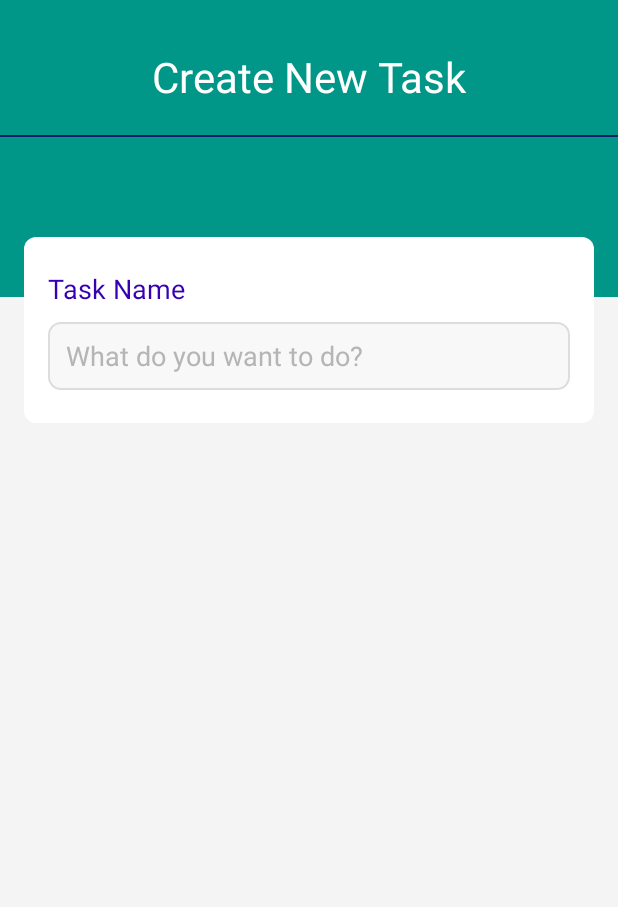
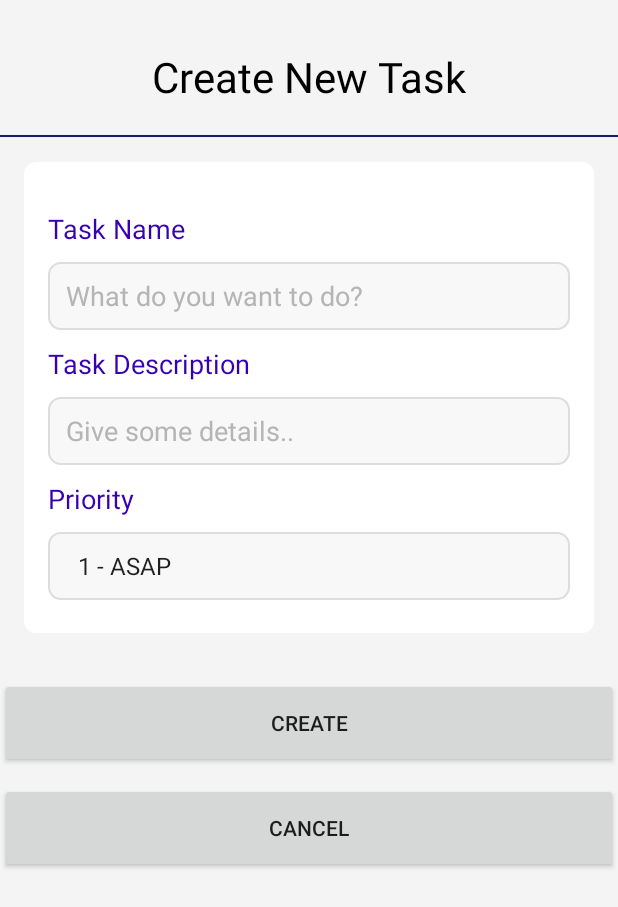
Before and after one commit to AndreyRichman/IVE, an Android app: the NewTaskActivity screen opened directly, with no data from a screen before it, on a phone screen of 412 x 824 dp. Shown: the top 907 px of the screen. Run offline under Robolectric (Android 15) with nearby library versions, the phone set to English and light mode, and no system bars; our stand-ins replace Firebase (no records; nobody signed in at launch, a user with empty details on screens opened directly); Roboto replaces fonts that are not available here.

Commit message:
add support for saving tasks

```diff
--- a/app/src/main/java/com/mta/ive/pages/task/NewTaskActivity.java
+++ b/app/src/main/java/com/mta/ive/pages/task/NewTaskActivity.java
@@ -1,16 +1,74 @@
 package com.mta.ive.pages.task;
 
+import android.content.Intent;
 import android.os.Bundle;
+import android.view.View;
+import android.widget.Button;
+import android.widget.Spinner;
+import android.widget.TextView;
 
+import androidx.annotation.NonNull;
 import androidx.appcompat.app.AppCompatActivity;
 
+import com.google.firebase.database.DataSnapshot;
+import com.google.firebase.database.DatabaseError;
+import com.google.firebase.database.DatabaseReference;
+import com.google.firebase.database.FirebaseDatabase;
+import com.google.firebase.database.ValueEventListener;
+import com.mta.ive.MainActivity;
 import com.mta.ive.R;
 
+import java.util.Random;
+
 public class NewTaskActivity extends AppCompatActivity {
+
+    Button btnCreateNew;
+    Button btnCancel;
+    DatabaseReference databaseReference;
+
+    TextView nameTextField, descriptionTextField;
+    Spinner prioritySelectField;
+    Integer someNumber = new Random().nextInt();
 
     @Override
     protected void onCreate(Bundle savedInstanceState) {
         super.onCreate(savedInstanceState);
         setContentView(R.layout.activity_new_task);
+
+        nameTextField = findViewById(R.id.newTaskNameEditText);
+        descriptionTextField = findViewById(R.id.newTaskDescriptionEditText);
+        prioritySelectField = findViewById(R.id.newTaskPrioritySpinner);
+
+        btnCreateNew = findViewById(R.id.createTaskButton);
+        btnCancel = findViewById(R.id.cancelCreateButton);
+
+        btnCreateNew.setOnClickListener(new View.OnClickListener() {
+            @Override
+            public void onClick(View view) {
+
+
+                databaseReference = FirebaseDatabase.getInstance().getReference()
+                        .child("task").child(someNumber.toString());
+
+                databaseReference.addValueEventListener(new ValueEventListener() {
+                    @Override
+                    public void onDataChange(@NonNull DataSnapshot snapshot) {
+                        snapshot.getRef().child("name").setValue(nameTextField.getText().toString());
+                        snapshot.getRef().child("duration").setValue("1234");
+                        snapshot.getRef().child("description").setValue(descriptionTextField.getText().toString());
+                        snapshot.getRef().child("priority").setValue(prioritySelectField.getSelectedItem().toString());
+
+                        Intent target = new Intent(NewTaskActivity.this, MainActivity.class);
+                        startActivity(target);
+                    }
+
+                    @Override
+                    public void onCancelled(@NonNull DatabaseError error) {
+
+                    }
+                });
+
+            }
+        });
     }
 }
--- a/app/src/main/res/layout/activity_new_task.xml
+++ b/app/src/main/res/layout/activity_new_task.xml
@@ -12,8 +12,8 @@
 
     <LinearLayout
         android:layout_width="match_parent"
-        android:layout_height="198dp"
-        android:background="@color/background_color"
+        android:layout_height="148dp"
+
         android:orientation="vertical">
 
         <TextView
@@ -23,9 +23,8 @@
             android:layout_marginTop="32dp"
             android:text="Create New Task"
             android:textAlignment="center"
-            android:textColor="#FFF"
+            android:textColor="@color/black"
             android:textSize="28sp" />
-
 
 
         <View
@@ -67,7 +66,8 @@
             android:layout_height="wrap_content"
             android:orientation="vertical"
             android:layout_marginLeft="16dp"
-            android:layout_marginRight="16dp">
+            android:layout_marginRight="16dp"
+            android:layout_marginTop="10dp">
 
             <TextView
                 android:layout_width="match_parent"
@@ -90,10 +90,85 @@
                 />
 
         </LinearLayout>
+        <LinearLayout
+            android:layout_width="match_parent"
+            android:layout_height="wrap_content"
+            android:orientation="vertical"
+            android:layout_marginLeft="16dp"
+            android:layout_marginRight="16dp"
+            android:layout_marginTop="10dp">
+
+            <TextView
+                android:layout_width="match_parent"
+                android:layout_height="wrap_content"
+                android:id="@+id/newTaskDescriptionTitle"
+                android:textSize="18sp"
+                android:textColor="@color/colorPrimaryDark"
+                android:text="Task Description"
+                android:layout_marginBottom="10dp" />
+            <EditText
+                android:layout_width="match_parent"
+                android:layout_height="45dp"
+                android:id="@+id/newTaskDescriptionEditText"
+                android:inputType="text"
+                android:hint="Give some details.."
+                android:textColorHint="#B5B5B5"
+                android:textColor="@color/colorPrimaryDark"
+                android:paddingLeft="12dp"
+                android:background="@drawable/task_input"
+                />
+
+        </LinearLayout>
+        <LinearLayout
+            android:layout_width="match_parent"
+            android:layout_height="wrap_content"
+            android:orientation="vertical"
+            android:layout_marginLeft="16dp"
+            android:layout_marginRight="16dp"
+            android:layout_marginTop="10dp">
+
+            <TextView
+                android:layout_width="match_parent"
+                android:layout_height="wrap_content"
+                android:id="@+id/newTaskPriorityTitle"
+                android:textSize="18sp"
+                android:textColor="@color/colorPrimaryDark"
+                android:text="Priority"
+                android:layout_marginBottom="10dp" />
+            <Spinner
+
+                android:layout_width="match_parent"
+                android:layout_height="45dp"
+                android:id="@+id/newTaskPrioritySpinner"
+                android:inputType="number"
+                android:hint="Is this really urgent?"
+                android:textColorHint="#B5B5B5"
+                android:textColor="@color/colorPrimaryDark"
+                android:paddingLeft="12dp"
+                android:background="@drawable/task_input"
+                android:entries="@array/priority_array"
+                />
+
+        </LinearLayout>
+
 
 
     </LinearLayout>
 
+    <Button
+        android:layout_marginTop="30dp"
+        android:id="@+id/createTaskButton"
+        android:layout_width="match_parent"
+        android:layout_height="60dp"
+        android:text="Create"
+        />
+    <Button
+        android:id="@+id/cancelCreateButton"
+        android:layout_marginTop="10dp"
+        android:layout_width="match_parent"
+        android:layout_height="60dp"
+        android:text="Cancel"
+        />
 
 <!--    </LinearLayout>-->
     <!--    <TextView-->
--- a/app/src/main/res/values/strings.xml
+++ b/app/src/main/res/values/strings.xml
@@ -19,4 +19,11 @@
             <item>Cafe Zorro</item>
     </string-array>
 
+        <string-array name="priority_array">
+            <item>1 - ASAP</item>
+            <item>2 - Can Wait</item>
+            <item>3 - When Can</item>
+        </string-array>
+
+
     </resources>
```
